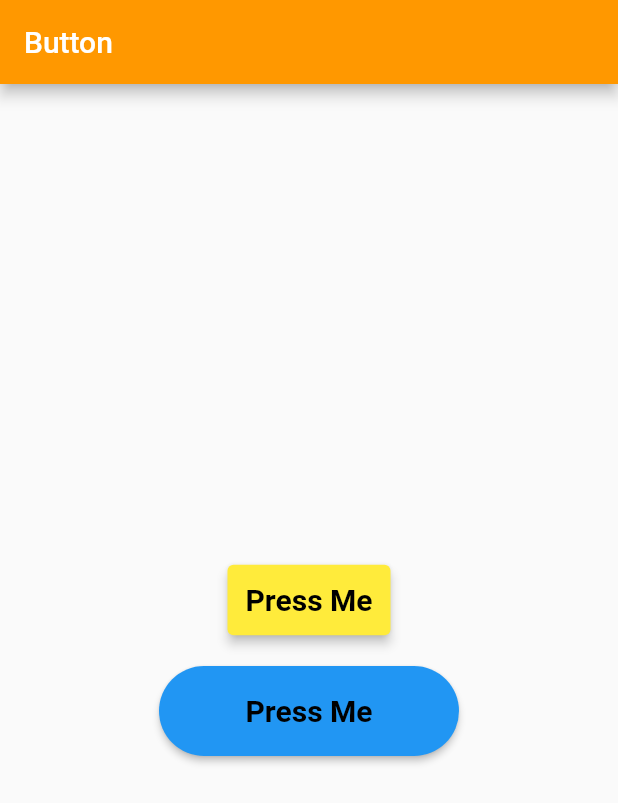
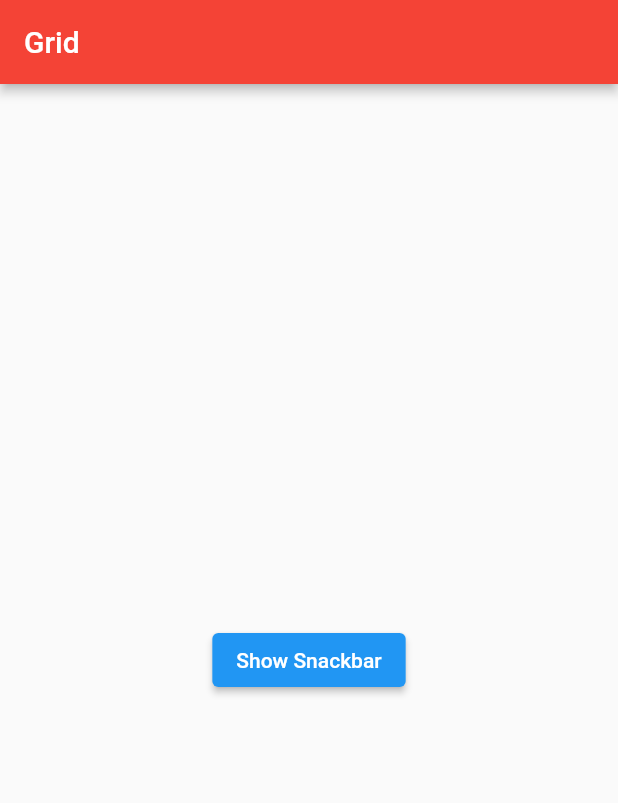
Before and after one commit to lokeshparab454545/Flutter, a Flutter app: the screen it shows after launch, on a phone screen of 412 x 824 dp. Shown: the top 803 px of the screen. Run offline on Flutter 3.47's test engine with Material 2 defaults, Android fonts, the phone set to English and light mode, and no system bars.

Commit message:
day4 completed

```diff
--- a/lib/main.dart
+++ b/lib/main.dart
@@ -35,59 +35,33 @@ class HomePage extends StatefulWidget {
 class _HomePageState extends State<HomePage> {
   @override
   Widget build(BuildContext context) {
-    var w = MediaQuery.of(context).size.width;
-    var h = MediaQuery.of(context).size.height;
     return Scaffold(
       appBar: AppBar(
-        title: const Text("Button"),
+        title: const Text("Grid"),
+        backgroundColor: Colors.red,
+        elevation: 3,
       ),
-      body: Center(
-        child: Column(
-          mainAxisAlignment: MainAxisAlignment.center,
-          children: [
-            TextButton(
-              style: ButtonStyle(
-                overlayColor: MaterialStateProperty.all(Colors.orange),
-                elevation: MaterialStateProperty.all(3),
-                padding: MaterialStateProperty.all(const EdgeInsets.all(12)),
-                backgroundColor: MaterialStateProperty.all(Colors.yellow),
-              ),
-              onPressed: () {},
-              child: const Text(
-                "Press Me",
-                style: TextStyle(
-                  fontSize: 20.0,
-                  fontWeight: FontWeight.bold,
-                  color: Colors.black,
+      body: Container(
+        child: Center(
+          child: ElevatedButton(
+            onPressed: () {
+              final snackbar = SnackBar(
+                action: SnackBarAction(
+                  label: 'Undo',
+                  textColor: Colors.blue,
+                  onPressed: () {},
                 ),
-              ),
-            ),
-            const SizedBox(
-              height: 20.0,
-            ),
-            SizedBox(
-              height: 60,
-              width: 200,
-              child: ElevatedButton(
-                style: ButtonStyle(
-                  shape: MaterialStateProperty.all(
-                    RoundedRectangleBorder(
-                      borderRadius: BorderRadius.circular(40),
-                    ),
-                  ),
-                ),
-                onPressed: () {},
-                child: const Text(
-                  "Press Me",
-                  style: TextStyle(
-                    fontSize: 20.0,
-                    fontWeight: FontWeight.bold,
-                    color: Colors.black,
-                  ),
-                ),
-              ),
-            ),
-          ],
+                shape: RoundedRectangleBorder(
+                    borderRadius: BorderRadius.circular(10)),
+                behavior: SnackBarBehavior.floating,
+                duration: const Duration(milliseconds: 3000),
+                // backgroundColor: Colors.red,
+                content: const Text("This is an Error"),
+              );
+              ScaffoldMessenger.of(context).showSnackBar(snackbar);
+            },
+            child: const Text("Show Snackbar"),
+          ),
         ),
       ),
     );
```
